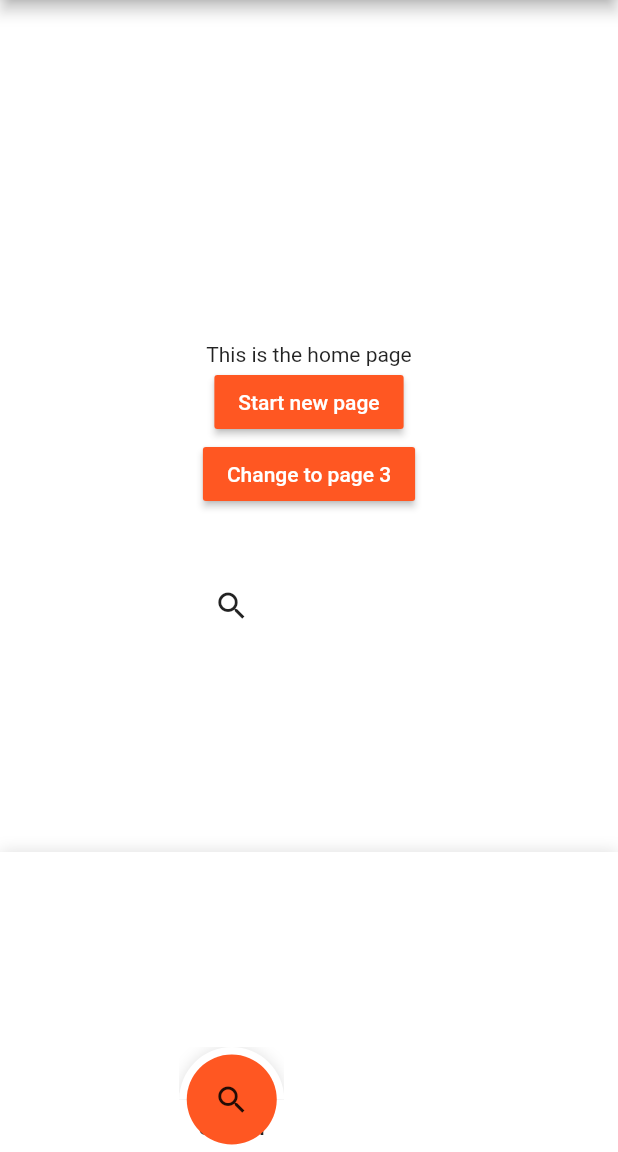
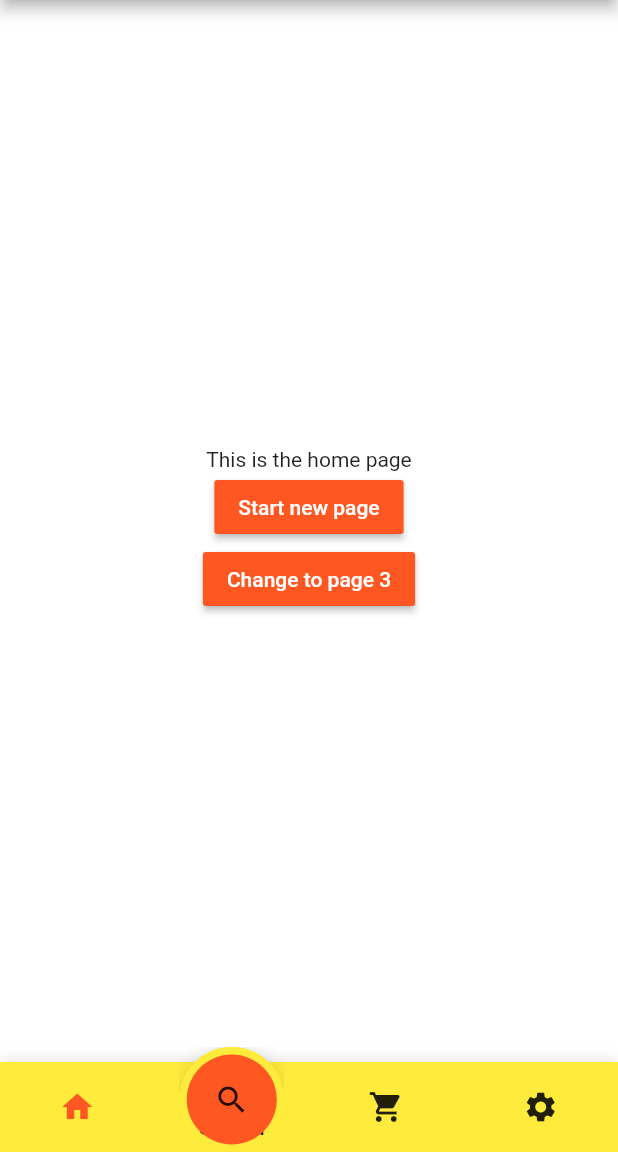
Before and after one commit to jinosh05/fancy_bottom_navigation_plus, a Flutter app: the screen it shows after launch, on a phone screen of 412 x 824 dp, the part 84-1236 px from its top. Run offline on Flutter 3.47's test engine with Material 2 defaults, Android fonts, the phone set to English and light mode, and no system bars.

Commit message:
Visibility fixed

```diff
--- a/lib/components/tab_item.dart
+++ b/lib/components/tab_item.dart
@@ -54,7 +54,7 @@ class TabItem extends StatelessWidget {
             alignment: Alignment(0, (selected) ? iconOff : iconOn),
             duration: Duration(milliseconds: animDuration),
             child: AnimatedOpacity(
-              opacity: selected ? 1 : 0,
+              opacity: selected ? 0 : 1,
               duration: Duration(milliseconds: animDuration),
               child: InkWell(
                   onTap: () => callbackFunction(uniqueKey), child: icon),
--- a/lib/fancy_bottom_navigation2.dart
+++ b/lib/fancy_bottom_navigation2.dart
@@ -155,7 +155,7 @@ class FancyBottomNavigation2State extends State<FancyBottomNavigation2> {
         //
 
         Positioned.fill(
-          top: -20,
+          top: -10,
           child: AnimatedAlign(
             duration: Duration(milliseconds: widget.animDuration),
             curve: Curves.easeOut,
--- a/lib/main.dart
+++ b/lib/main.dart
@@ -106,11 +106,15 @@
         ),
       ),
       bottomNavigationBar: FancyBottomNavigation2(
-        barheight: 200,
+        barheight: 60,
+        barBackgroundColor: Colors.yellow,
         titleStyle: const TextStyle(fontWeight: FontWeight.bold),
         tabs: [
           TabData(
-            icon: const Icon(Icons.home),
+            icon: const Icon(
+              Icons.home,
+              color: Colors.deepOrange,
+            ),
             title: "Home",
             onclick: () {
               final FancyBottomNavigation2State fState = bottomNavigationKey
```
